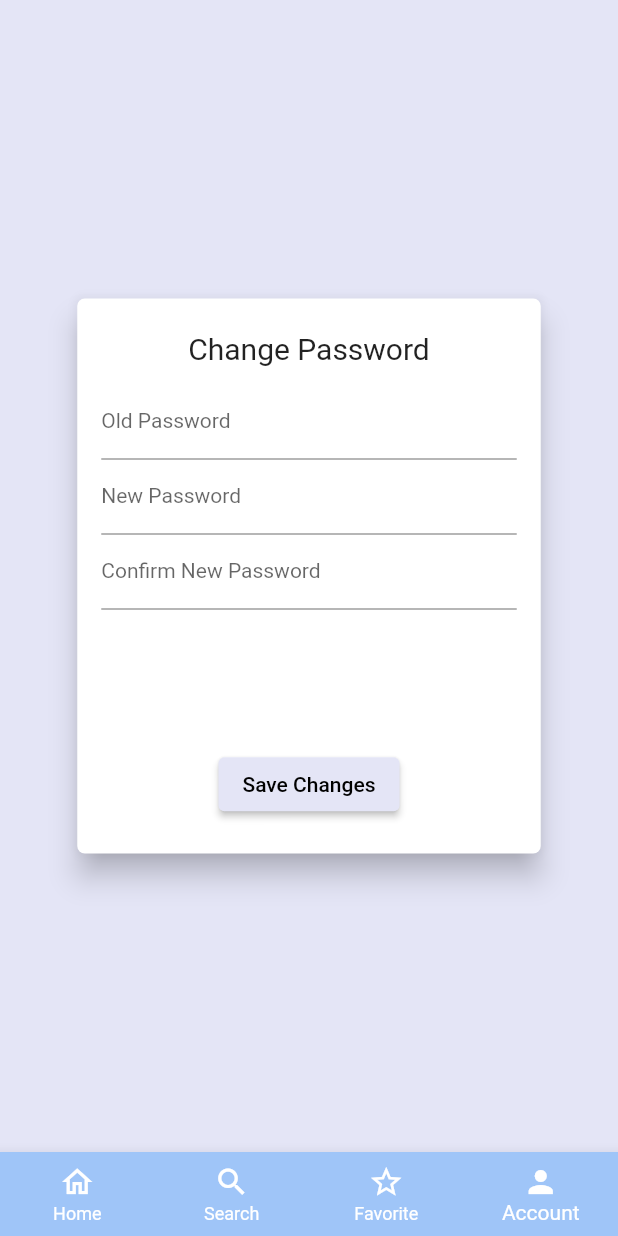
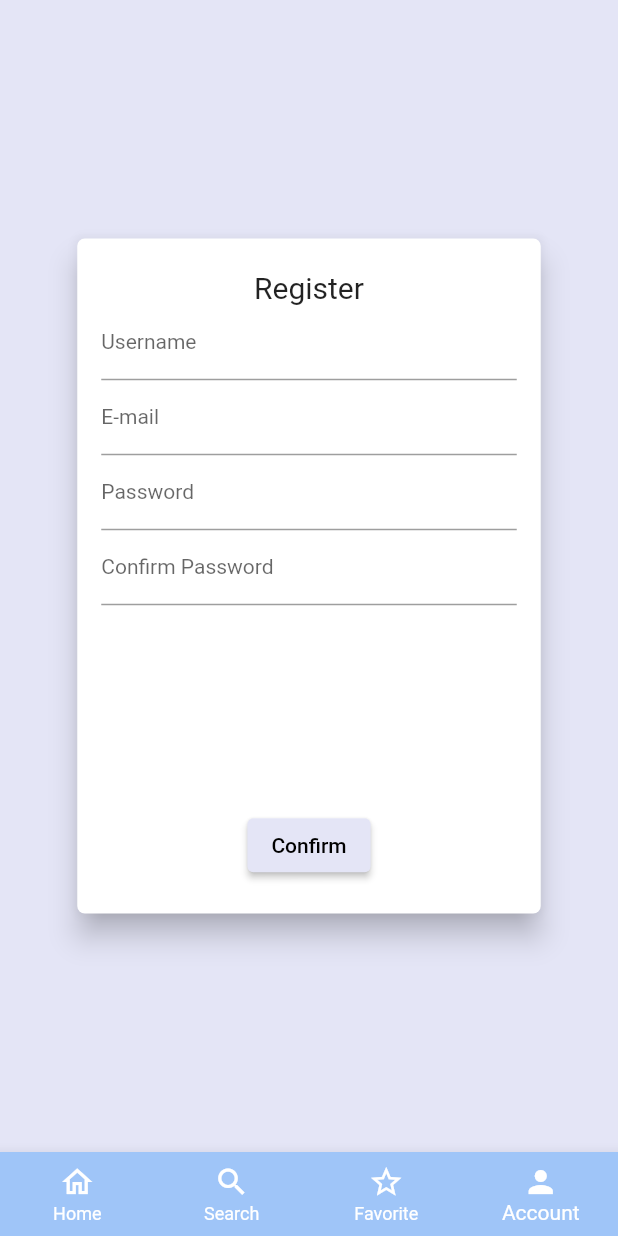
Before and after one commit to imranZMiko/Eten, a Flutter app: the screen it shows after launch, item 4 of the bottom bar chosen, on a phone screen of 412 x 824 dp. Run offline on Flutter 3.47's test engine with Material 2 defaults, Android fonts, the phone set to English and light mode, and no system bars.

Commit message:
Added Register and Login screens

```diff
--- /dev/null
+++ b/lib/screens/log_in_screen.dart
@@ -0,0 +1,21 @@
+import 'package:eten/widgets/authentication_card.dart';
+import 'package:flutter/material.dart';
+
+class LogInScreen extends StatelessWidget {
+  const LogInScreen({Key? key}) : super(key: key);
+
+  @override
+  Widget build(BuildContext context) {
+    return Scaffold(
+      backgroundColor: Theme.of(context).backgroundColor,
+      body: Center(
+        child: AuthCard(
+          topText: 'Log In',
+          formTextList: ['Username', 'Password'],
+          buttonText: 'Confirm',
+          textButtonText: 'Don\'t have an account? Register',
+        ),
+      ),
+    );
+  }
+}
--- /dev/null
+++ b/lib/screens/register_screen.dart
@@ -0,0 +1,20 @@
+import 'package:eten/widgets/authentication_card.dart';
+import 'package:flutter/material.dart';
+
+class RegisterScreen extends StatelessWidget {
+  const RegisterScreen({Key? key}) : super(key: key);
+
+  @override
+  Widget build(BuildContext context) {
+    return Scaffold(
+      backgroundColor: Theme.of(context).backgroundColor,
+      body: Center(
+        child: AuthCard(
+          topText: 'Register',
+          formTextList: ['Username', 'E-mail', 'Password', 'Confirm Password'],
+          buttonText: 'Confirm',
+        ),
+      ),
+    );
+  }
+}
--- a/lib/widgets/authentication_card.dart
+++ b/lib/widgets/authentication_card.dart
@@ -25,13 +25,14 @@ class AuthCard extends StatelessWidget {
       ),
       elevation: 8.0,
       child: Container(
-        height: 370,
-        constraints: BoxConstraints(minHeight: 370),
+        height: topText == 'Register' ? 450 : 370,
+        constraints:
+            BoxConstraints(minHeight: topText == 'Register' ? 450 : 370),
         width: deviceSize.width * 0.75,
         padding: EdgeInsets.all(16.0),
         child: Form(
           child: Column(
-            mainAxisAlignment: MainAxisAlignment.spaceAround,
+            mainAxisAlignment: MainAxisAlignment.center,
             children: <Widget>[
               Text(
                 topText,
@@ -40,7 +41,7 @@ class AuthCard extends StatelessWidget {
                 ),
               ),
               Container(
-                height: 230,
+                height: 84.0 * formTextList.length,
                 child: ListView.builder(
                   itemBuilder: (context, index) {
                     return Container(
@@ -52,16 +53,22 @@ class AuthCard extends StatelessWidget {
                   itemCount: formTextList.length,
                 ),
               ),
-              /* */
               ElevatedButton(
-                 style: ElevatedButton.styleFrom(primary: Theme.of(context).backgroundColor),
+                style: ElevatedButton.styleFrom(
+                    primary: Theme.of(context).backgroundColor),
                 onPressed: () {},
                 child: Text(buttonText),
               ),
               if (textButtonText != null)
                 TextButton(
                   onPressed: () {},
-                  child: Text(textButtonText),
+                  child: Text(
+                    textButtonText,
+                    style: TextStyle(
+                        color: Colors.black,
+                        fontSize: 14,
+                        decoration: TextDecoration.underline),
+                  ),
                 ),
             ],
           ),
--- a/lib/widgets/tab_bar.dart
+++ b/lib/widgets/tab_bar.dart
@@ -1,9 +1,11 @@
 import 'package:eten/screens/change_password.dart';
 import 'package:eten/screens/favorites_screen.dart';
 import 'package:eten/screens/homepage_screen.dart';
+import 'package:eten/screens/register_screen.dart';
 import 'package:eten/screens/search_screen.dart';
 import 'package:flutter/material.dart';
 import 'package:eten/screens/account.dart';
+import 'package:eten/screens/log_in_screen.dart';
 
 class TabsScreen extends StatefulWidget {
   @override
@@ -15,7 +17,7 @@ class _TabsScreenState extends State<TabsScreen> {
     HomePageScreen(),
     SearchScreen(),
     FavoritesScreen(),
-    ChangePassword(),
+    RegisterScreen(),
   ];
   int _selectedPageIndex = 0;
 
```
